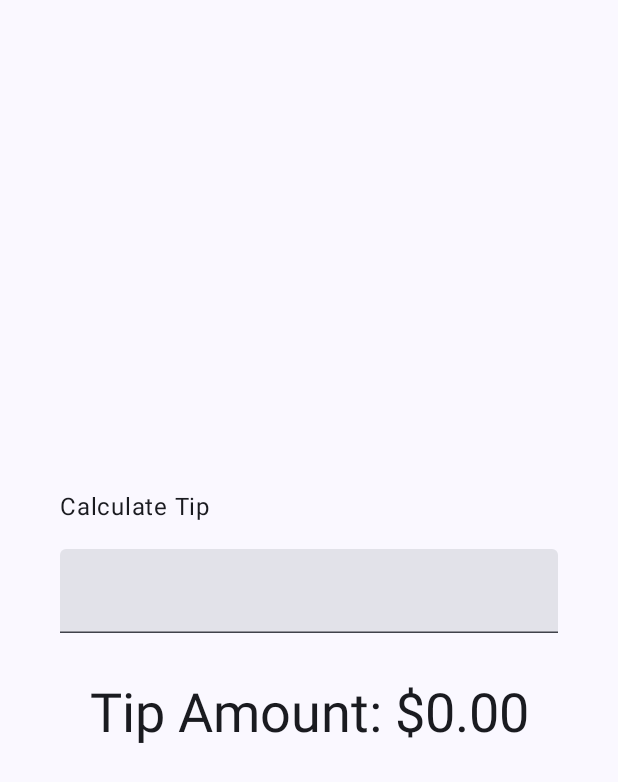
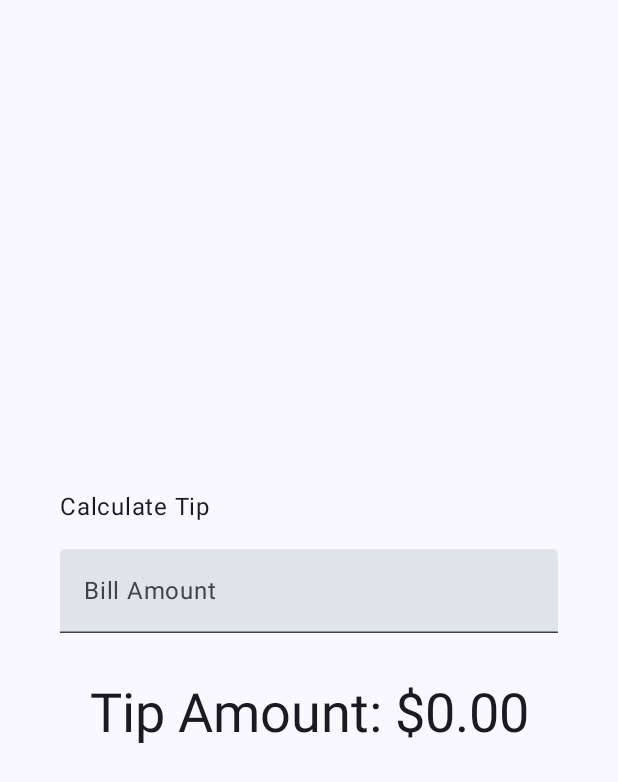
Before and after one commit to profe-PMDM/TipTime, an Android app built with Jetpack Compose: the screen it shows after launch (MainActivity), on a phone screen of 412 x 824 dp. Shown: the top 782 px of the screen. Run offline under Robolectric (Android 15) with nearby library versions, the phone set to English and light mode, and no system bars.

Commit message:
modify TextField to add label, use single line and number format for keyboard.

```diff
--- a/app/src/main/java/com/example/tiptime/MainActivity.kt
+++ b/app/src/main/java/com/example/tiptime/MainActivity.kt
@@ -8,6 +8,7 @@ import androidx.compose.foundation.layout.Column
 import androidx.compose.foundation.layout.fillMaxSize
 import androidx.compose.foundation.layout.fillMaxWidth
 import androidx.compose.foundation.layout.padding
+import androidx.compose.foundation.text.KeyboardOptions
 import androidx.compose.material3.MaterialTheme
 import androidx.compose.material3.Surface
 import androidx.compose.material3.Text
@@ -20,6 +21,7 @@ import androidx.compose.runtime.setValue
 import androidx.compose.ui.Alignment
 import androidx.compose.ui.Modifier
 import androidx.compose.ui.res.stringResource
+import androidx.compose.ui.text.input.KeyboardType
 import androidx.compose.ui.tooling.preview.Preview
 import androidx.compose.ui.unit.dp
 import com.example.tiptime.ui.theme.TipTimeTheme
@@ -82,6 +84,9 @@ fun EditNumberField(modifier: Modifier = Modifier) {
     TextField(
         value = amountInput,
         onValueChange = { amountInput = it },
+        label = { Text(stringResource(R.string.bill_amount)) },
+        singleLine = true,
+        keyboardOptions = KeyboardOptions(keyboardType = KeyboardType.Number),
         modifier = modifier
     )
 }
--- a/app/src/main/res/values/strings.xml
+++ b/app/src/main/res/values/strings.xml
@@ -2,4 +2,5 @@
     <string name="app_name">Tip Time</string>
     <string name="calculate_tip">Calculate Tip</string>
     <string name="tip_amount">Tip Amount: %s</string>
+    <string name="bill_amount">Bill Amount</string>
 </resources>
```
